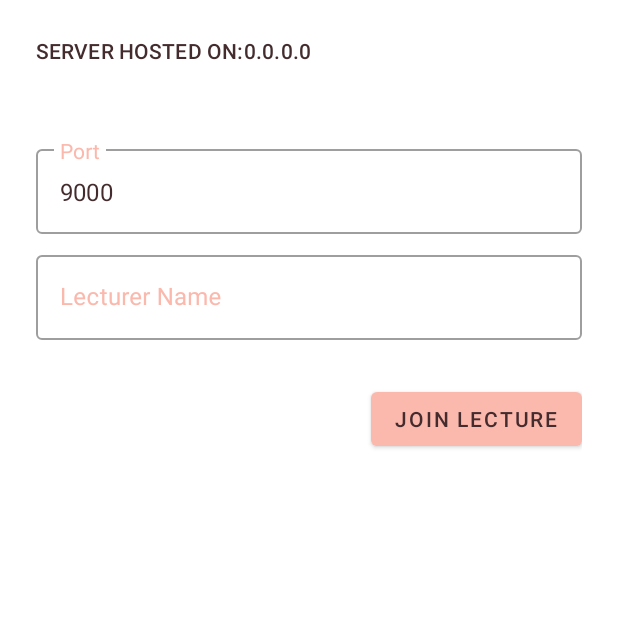
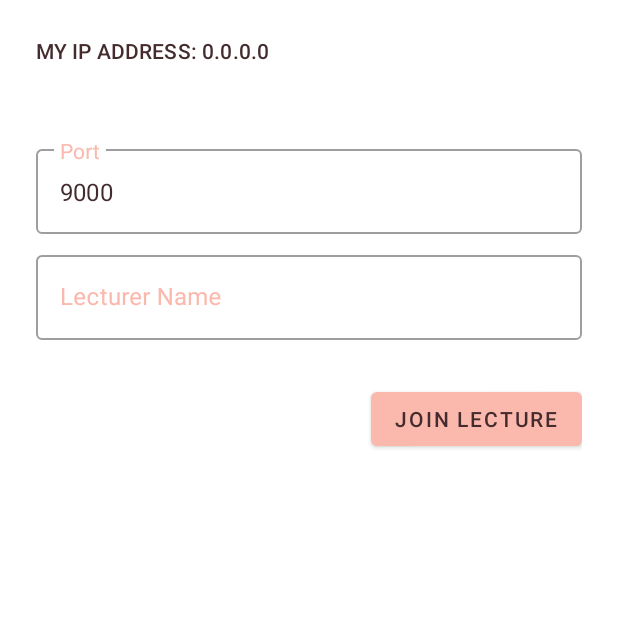
Before and after one commit to DulanjanaYasara/WiFiMeeting, an Android app: the fragment LectureHomePage placed in its activity, on a phone screen of 412 x 824 dp, the top half of it. Run offline under Robolectric (Android 15) with nearby library versions, the phone set to English and light mode, and no system bars.

Commit message:
view change

```diff
--- a/app/src/main/java/com/example/wifimeeting/page/LectureHomePage.java
+++ b/app/src/main/java/com/example/wifimeeting/page/LectureHomePage.java
@@ -43,7 +43,7 @@ public class LectureHomePage extends Fragment {
         lecturerNameEditText = view.findViewById(R.id.lecturer_name_edit_text);
         serverTextView = view.findViewById(R.id.server_ip_text_view);
 
-        serverTextView.setText(getWiFiIpAddress());
+        serverTextView.setText(" "+getWiFiIpAddress());
         portEditText.setText(Constants.DEFAULT_PORT);
 
         joinLectureButton.setOnClickListener(new View.OnClickListener() {
--- a/app/src/main/java/com/example/wifimeeting/page/StudentHomePage.java
+++ b/app/src/main/java/com/example/wifimeeting/page/StudentHomePage.java
@@ -47,7 +47,7 @@ public class StudentHomePage extends Fragment {
         studentNameEditText = view.findViewById(R.id.student_name_edit_text);
         serverTextView = view.findViewById(R.id.server_ip);
 
-        serverTextView.setText(getWiFiIpAddress());
+        serverTextView.setText(" "+getWiFiIpAddress());
         portEditText.setText(Constants.DEFAULT_PORT);
 
         smallGroupDiscussionButton.setOnClickListener(new View.OnClickListener() {
--- a/app/src/main/res/layout/lecturer_home_page.xml
+++ b/app/src/main/res/layout/lecturer_home_page.xml
@@ -16,7 +16,7 @@
             android:layout_width="wrap_content"
             android:layout_height="wrap_content"
             android:layout_alignParentStart="true"
-            android:text="@string/server_hosted"
+            android:text="@string/my_address"
             android:textAllCaps="true"
             android:textAppearance="@style/TextAppearance.WifiMeeting.TextInputLayout.HintText" />
 
--- a/app/src/main/res/layout/student_home_page.xml
+++ b/app/src/main/res/layout/student_home_page.xml
@@ -17,7 +17,7 @@
             android:layout_width="wrap_content"
             android:layout_height="wrap_content"
             android:layout_alignParentStart="true"
-            android:text="@string/server_hosted"
+            android:text="@string/my_address"
             android:textAllCaps="true"
             android:textAppearance="@style/TextAppearance.WifiMeeting.TextInputLayout.HintText" />
 
--- a/app/src/main/res/values/strings.xml
+++ b/app/src/main/res/values/strings.xml
@@ -38,7 +38,7 @@
     <string name="password">Password</string>
     <string name="student">Student</string>
     <string name="lecturer">Lecturer</string>
-    <string name="server_hosted">Server hosted on: </string>
+    <string name="my_address">My IP Address: </string>
     <string name="port">Port</string>
     <string name="student_name">Student Name</string>
     <string name="lecturer_name">Lecturer Name</string>
```
